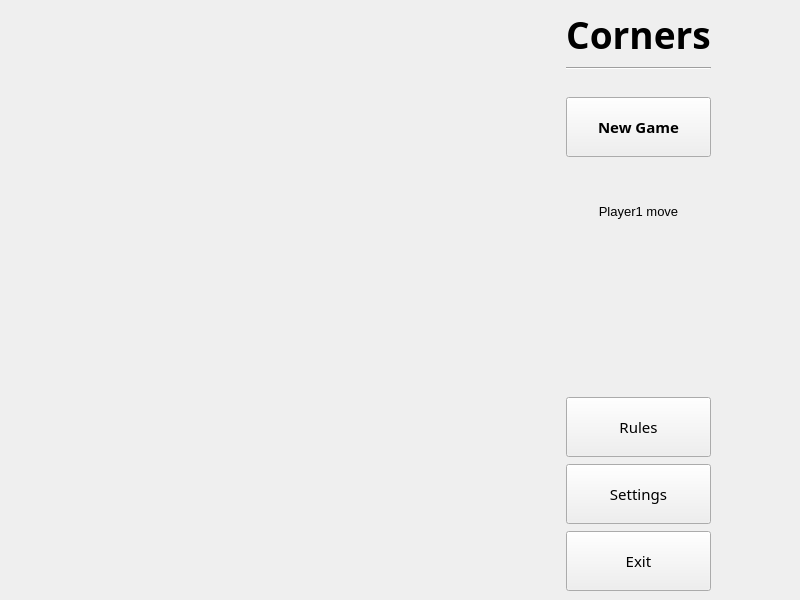
Before: the Qt Designer form Corners/cornersgame.ui in srgynmv/Corners, drawn with Qt 5.
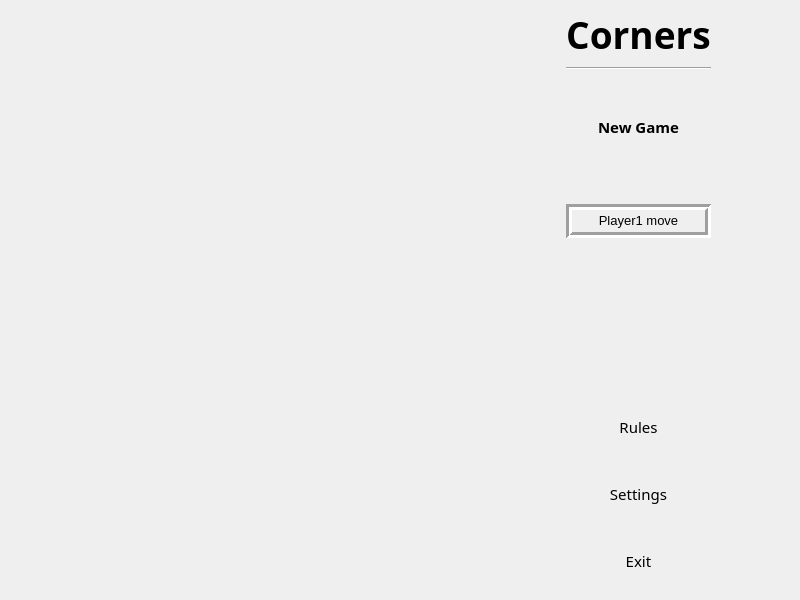
After: the same form once the commit is applied. Icons and pictures are not drawn.

```diff
--- a/Corners/cornersgame.ui
+++ b/Corners/cornersgame.ui
@@ -151,6 +151,9 @@
         <property name="text">
          <string>New Game</string>
         </property>
+        <property name="flat">
+         <bool>true</bool>
+        </property>
        </widget>
       </item>
       <item>
@@ -159,7 +162,7 @@
          <enum>Qt::Vertical</enum>
         </property>
         <property name="sizeType">
-         <enum>QSizePolicy::Minimum</enum>
+         <enum>QSizePolicy::Maximum</enum>
         </property>
         <property name="sizeHint" stdset="0">
          <size>
@@ -176,6 +179,21 @@
           <pointsize>10</pointsize>
          </font>
         </property>
+        <property name="styleSheet">
+         <string notr="true"/>
+        </property>
+        <property name="frameShape">
+         <enum>QFrame::Box</enum>
+        </property>
+        <property name="frameShadow">
+         <enum>QFrame::Sunken</enum>
+        </property>
+        <property name="lineWidth">
+         <number>3</number>
+        </property>
+        <property name="midLineWidth">
+         <number>0</number>
+        </property>
         <property name="text">
          <string>Player1 move</string>
         </property>
@@ -185,6 +203,9 @@
         <property name="wordWrap">
          <bool>true</bool>
         </property>
+        <property name="margin">
+         <number>10</number>
+        </property>
        </widget>
       </item>
       <item>
@@ -217,6 +238,9 @@
         <property name="text">
          <string>Rules</string>
         </property>
+        <property name="flat">
+         <bool>true</bool>
+        </property>
        </widget>
       </item>
       <item>
@@ -236,6 +260,9 @@
         <property name="text">
          <string>Settings</string>
         </property>
+        <property name="flat">
+         <bool>true</bool>
+        </property>
        </widget>
       </item>
       <item>
@@ -252,9 +279,18 @@
           <pointsize>11</pointsize>
          </font>
         </property>
+        <property name="cursor">
+         <cursorShape>PointingHandCursor</cursorShape>
+        </property>
+        <property name="styleSheet">
+         <string notr="true"/>
+        </property>
         <property name="text">
          <string>Exit</string>
         </property>
+        <property name="flat">
+         <bool>true</bool>
+        </property>
        </widget>
       </item>
      </layout>
```
Left out of the diff: 15 changed lines with no effect on the pictures.
